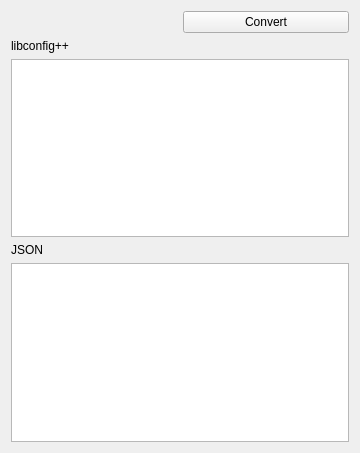
Above: mainwindow.ui from Noardewyn/libconfig_to_json before the change. Below: the same form after it.
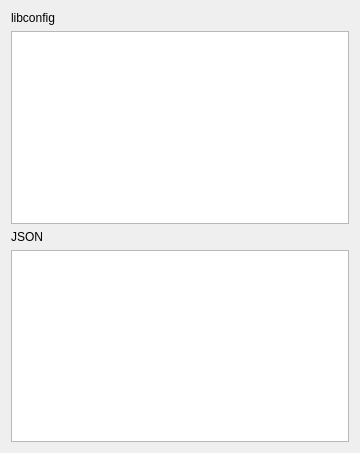
That is the form after the change.

Commit message: text converting by text changing

Patch:
```diff
--- a/mainwindow.ui
+++ b/mainwindow.ui
@@ -15,33 +15,26 @@
   </property>
   <widget class="QWidget" name="centralWidget">
    <layout class="QGridLayout" name="gridLayout">
-    <item row="0" column="1">
-     <widget class="QPushButton" name="pushButton">
-      <property name="text">
-       <string>Convert</string>
-      </property>
-     </widget>
-    </item>
-    <item row="1" column="0">
+    <item row="0" column="0">
      <widget class="QLabel" name="label">
       <property name="text">
-       <string>libconfig++</string>
+       <string>libconfig</string>
       </property>
      </widget>
     </item>
-    <item row="2" column="0" colspan="2">
+    <item row="1" column="0" colspan="2">
      <widget class="QTextEdit" name="libconfigBrowser"/>
     </item>
-    <item row="3" column="0">
+    <item row="3" column="0" colspan="2">
+     <widget class="QTextEdit" name="jsonBrowser"/>
+    </item>
+    <item row="2" column="0">
      <widget class="QLabel" name="label_2">
       <property name="text">
        <string>JSON</string>
       </property>
      </widget>
     </item>
-    <item row="4" column="0" colspan="2">
-     <widget class="QTextEdit" name="jsonBrowser"/>
-    </item>
    </layout>
   </widget>
  </widget>
```
The commit also changes 2 other files.
